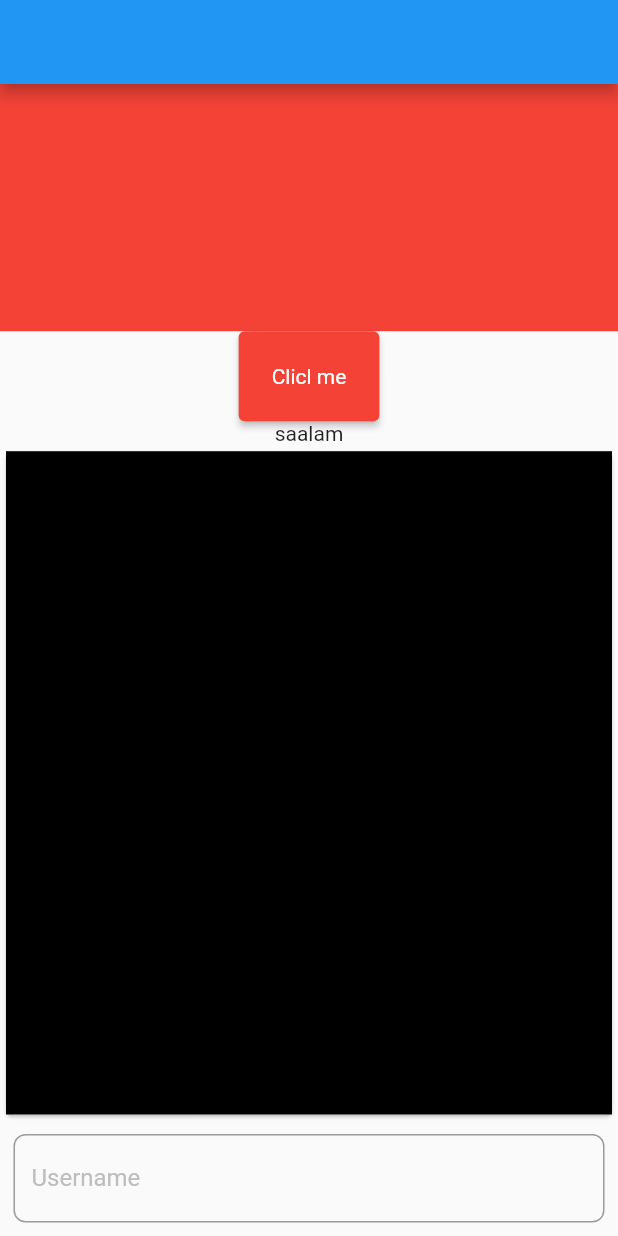
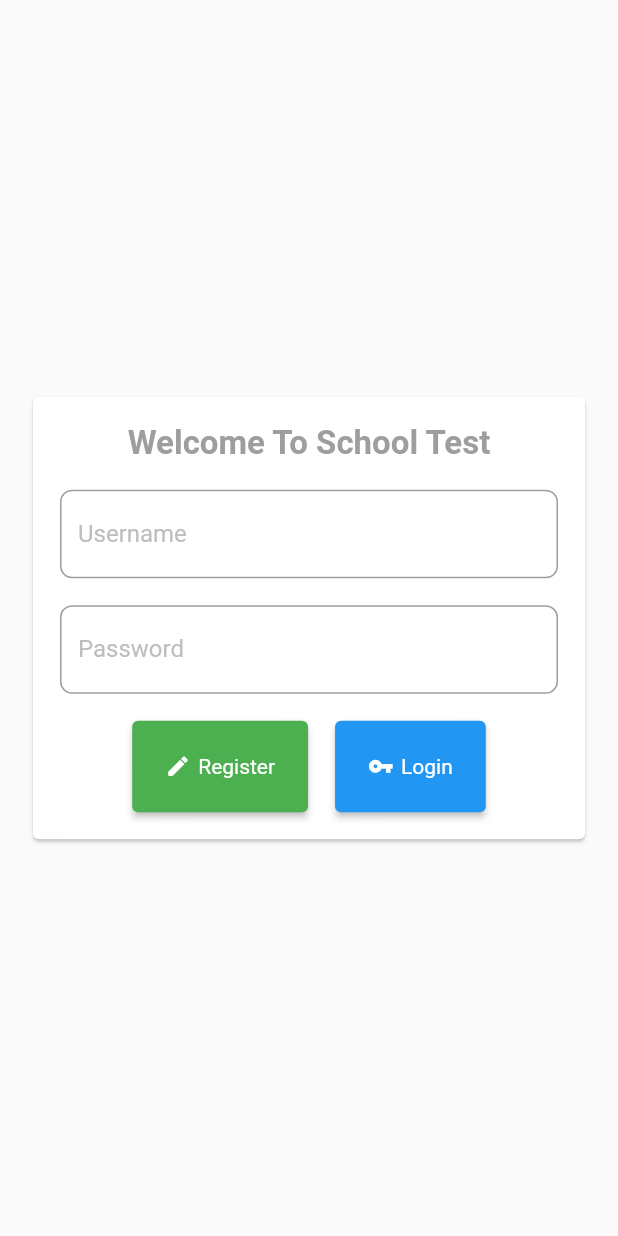
Before and after one commit to mahdinaghikhanii/School_Management, a Flutter app: the screen it shows after launch, on a phone screen of 412 x 824 dp. Run offline on Flutter 3.47's test engine with Material 2 defaults, Android fonts, the phone set to English and light mode, and no system bars.

Commit message:
finishid Extesions and login & sign up views

```diff
--- a/lib/main.dart
+++ b/lib/main.dart
@@ -1,5 +1,6 @@
 import 'package:flutter/material.dart';
 import 'package:schoolmanagement/module/widgets.dart';
+import 'package:schoolmanagement/screan/dashbord.dart';
 import 'module/estension.dart';
 
 void main() {
@@ -26,28 +27,46 @@ class HomeViews extends StatelessWidget {
   @override
   Widget build(BuildContext context) {
     return Scaffold(
-      appBar: AppBar(),
-      body: SafeArea(
-          child: Column(
+        //   appBar: AppBar(),
+        body: SafeArea(
+            child: SizedBox(
+      width: context.width * 0.3 < 260 ? 350 : context.width * 0.3,
+      child: Column(
+        mainAxisSize: MainAxisSize.min,
         children: [
-          Container(color: Colors.red, height: context.height * 0.20),
-          Button(
-            color: Colors.red,
-            title: "Clicl me",
-            onTap: () {},
-            padding: const EdgeInsets.all(22),
-          ),
-          "saalam".toLabel(),
-          Container(
-            color: Colors.black,
-          ).card.expanded,
+          "Welcome To School Test"
+              .toLabel(bold: true, fontsize: 22, color: Colors.grey)
+              .vMargin9,
           Edit(
               hint: "Username",
               autoFocus: false,
               password: true,
-              onChange: (val) => print(val)).padding9
+              onChange: (val) => print(val)).padding9,
+          Edit(
+              hint: "Password",
+              autoFocus: false,
+              password: true,
+              onChange: (val) => print(val)).padding9,
+          Row(mainAxisSize: MainAxisSize.min, children: [
+            Button(
+              color: Colors.green,
+              title: "Register",
+              icon: const Icon(Icons.edit),
+              onTap: () {},
+              padding: const EdgeInsets.all(22),
+            ).margin9,
+            Button(
+              color: Colors.blue,
+              title: "Login",
+              onTap: () {
+                context.showForm(const Dashboard());
+              },
+              icon: const Icon(Icons.vpn_key),
+              padding: const EdgeInsets.all(22),
+            ).margin9,
+          ]),
         ],
-      )),
-    );
+      ),
+    ).padding9.card.center));
   }
 }
--- a/lib/module/estension.dart
+++ b/lib/module/estension.dart
@@ -4,6 +4,9 @@ import 'package:schoolmanagement/module/widgets.dart';
 extension ContextExtension on BuildContext {
   double get width => MediaQuery.of(this).size.width;
   double get height => MediaQuery.of(this).size.height;
+
+  void showForm(Widget child) =>
+      Navigator.push(this, MaterialPageRoute(builder: (context) => child));
 }
 
 extension StringExtesion on String {
@@ -55,4 +58,5 @@ extension WidgetExtesion on Widget {
 
   Widget get card => Card(child: this);
   Widget get expanded => Expanded(child: this);
+  Widget get center => Center(child: this);
 }
--- a/lib/module/widgets.dart
+++ b/lib/module/widgets.dart
@@ -28,7 +28,7 @@ class Button extends StatelessWidget {
             ? Row(
                 mainAxisSize: MainAxisSize.min,
                 children: [
-                  icon!,
+                  Icon(icon!.icon, size: 17),
                   const SizedBox(
                     width: 5,
                   ),
```
Also changed, not shown: lib/screan/dashbord.dart (added, +16 -0 lines).
